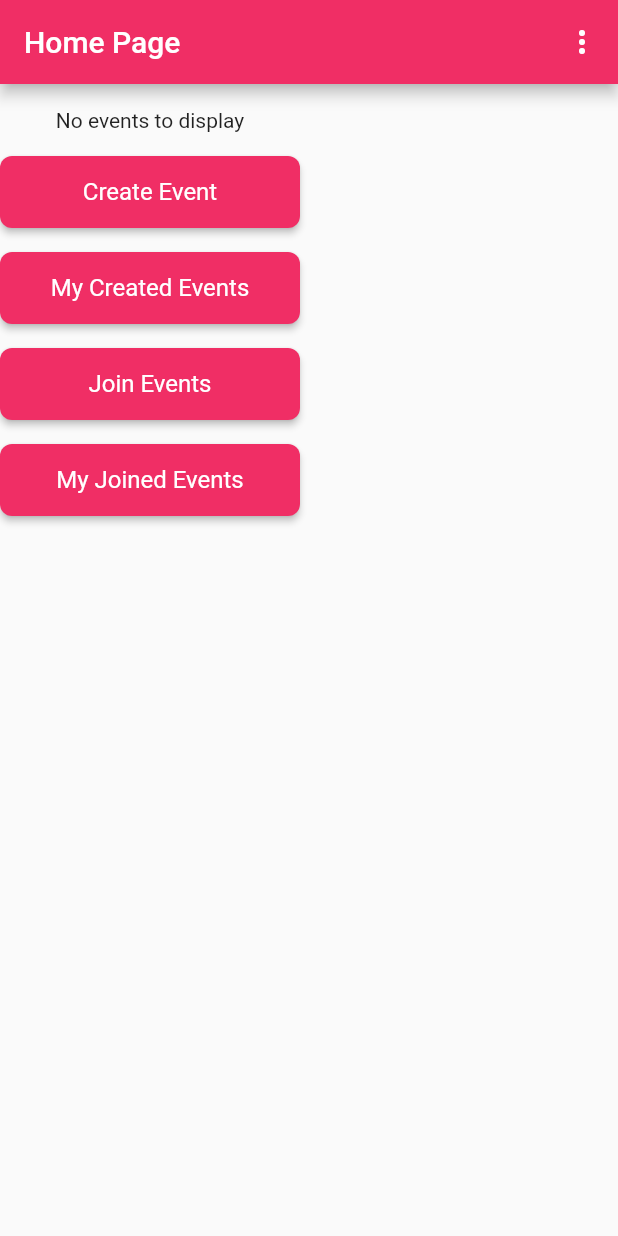
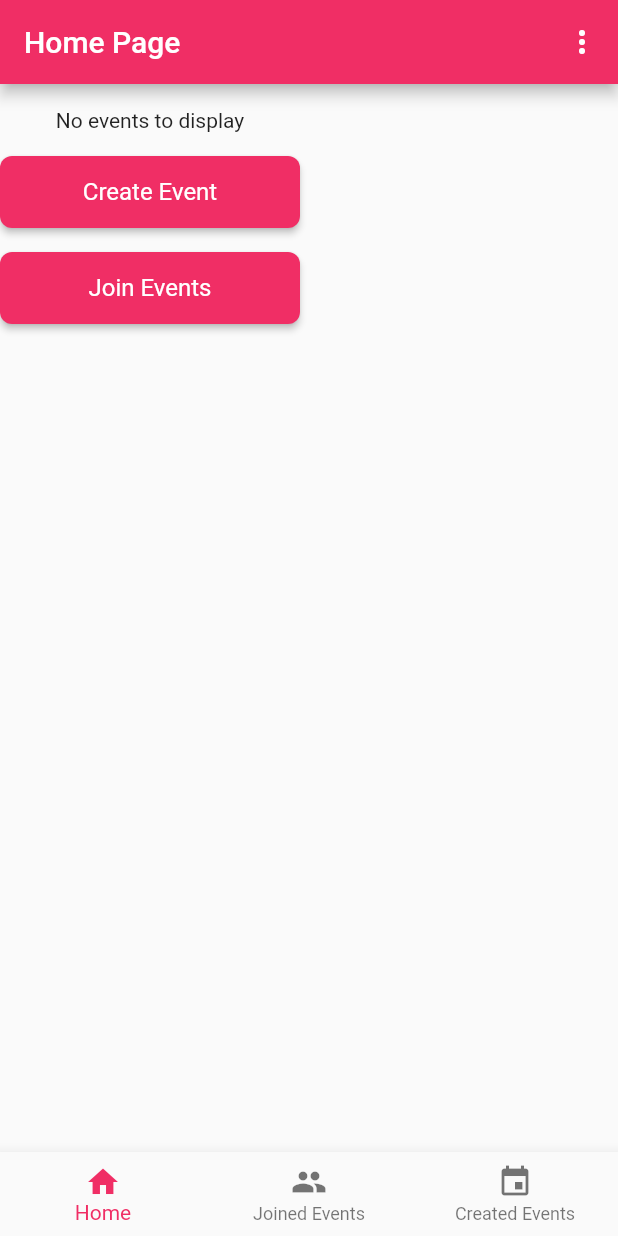
Before and after one commit to kgallego203/chipIn-eventPlanning-and-management-app, a Flutter app: the HomePage screen opened directly, on a phone screen of 412 x 824 dp. Run offline on Flutter 3.47's test engine with Material 2 defaults, Android fonts, the phone set to English and light mode, and no system bars; our stand-ins replace appwrite, carousel_slider; network calls fail.

Commit message:
edit the home_screen and it should contain bottom navigation bar items

```diff
--- a/lib/features/home/home_screen.dart
+++ b/lib/features/home/home_screen.dart
@@ -4,19 +4,27 @@ import 'package:chip_in/features/auth/view/authentication_screen.dart';
 import 'package:chip_in/features/events/models/event_model.dart';
 import 'package:chip_in/features/events/services/event_service.dart';
 import 'package:chip_in/features/events/view/event_creation_screen.dart';
+import 'package:chip_in/features/events/view/events_joining_screen.dart';
 import 'package:chip_in/features/events/view/my_created_events_screen.dart';
-import 'package:chip_in/features/events/view/events_joining_screen.dart';
 import 'package:chip_in/features/events/view/my_joined_events_screen.dart';
 import 'package:chip_in/features/events/widgets/event_card.dart';
 import 'package:chip_in/features/profile/view/profile_screen.dart';
 import 'package:chip_in/themes/palette.dart';
 import 'package:flutter/material.dart';
 
-class HomePage extends StatelessWidget {
+class HomePage extends StatefulWidget {
   const HomePage({Key? key}) : super(key: key);
 
   @override
+  _HomePageState createState() => _HomePageState();
+}
+
+class HomePageLayout extends StatelessWidget {
+  const HomePageLayout({Key? key}) : super(key: key);
+
+  @override
   Widget build(BuildContext context) {
+    // Content of your homepage here
     final buttonStyle = ElevatedButton.styleFrom(
       backgroundColor: Pallete.primary100,
       textStyle: const TextStyle(
@@ -29,6 +37,97 @@ class HomePage extends StatelessWidget {
       minimumSize: const Size(200, 48), // Fixed button size
     );
 
+    return Column(
+      children: [
+        const SizedBox(
+          height: 16,
+        ),
+        FutureBuilder<List<MyEventModel>>(
+          future: EventService.getAllEvents(),
+          builder: (context, snapshot) {
+            if (snapshot.hasData) {
+              final events = snapshot.data!;
+              if (events.isEmpty) {
+                return const Text('No events to display');
+              }
+              return CarouselSlider.builder(
+                itemCount: events.length,
+                itemBuilder: (context, index, _) {
+                  return EventCard(event: events[index]);
+                },
+                options: CarouselOptions(
+                  height: 400,
+                  viewportFraction: 0.8,
+                  enlargeCenterPage: true,
+                  enableInfiniteScroll: true,
+                  autoPlay: true,
+                  autoPlayInterval: const Duration(seconds: 5),
+                  autoPlayCurve: Curves.fastOutSlowIn,
+                ),
+              );
+            } else if (snapshot.hasError) {
+              return Text('Error: ${snapshot.error}');
+            } else {
+              return const CircularProgressIndicator();
+            }
+          },
+        ),
+        const SizedBox(
+          height: 16,
+        ),
+        ElevatedButton(
+          onPressed: () {
+            Navigator.push(
+              context,
+              MaterialPageRoute(
+                builder: (context) => EventCreationScreen(
+                  eventService: EventService(),
+                ),
+              ),
+            );
+          },
+          child: const Text('Create Event'),
+          style: buttonStyle,
+        ),
+        const SizedBox(
+          height: 16,
+        ),
+        ElevatedButton(
+          onPressed: () {
+            Navigator.push(
+              context,
+              MaterialPageRoute(
+                builder: (context) => JoinEventsScreen(
+                  eventService: EventService(),
+                ),
+              ),
+            );
+          },
+          child: const Text('Join Events'),
+          style: buttonStyle,
+        ),
+      ],
+    );
+  }
+}
+
+class _HomePageState extends State<HomePage> {
+  int _selectedIndex = 0;
+
+  List<Widget> _widgetOptions = <Widget>[
+    HomePageLayout(),
+    MyJoinedEventsScreen(eventService: EventService()),
+    MyCreatedEventsScreen(eventService: EventService()),
+  ];
+
+  void _onItemTapped(int index) {
+    setState(() {
+      _selectedIndex = index;
+    });
+  }
+
+  @override
+  Widget build(BuildContext context) {
     return Theme(
       data: ThemeData(
         colorScheme: ColorScheme.fromSwatch().copyWith(
@@ -46,7 +145,17 @@ class HomePage extends StatelessWidget {
           ),
         ),
         elevatedButtonTheme: ElevatedButtonThemeData(
-          style: buttonStyle,
+          style: ElevatedButton.styleFrom(
+            backgroundColor: Pallete.primary100,
+            textStyle: const TextStyle(
+              color: Pallete.neutral0,
+              fontSize: 16,
+            ),
+            shape: RoundedRectangleBorder(
+              borderRadius: BorderRadius.circular(8),
+            ),
+            minimumSize: const Size(200, 48), // Fixed button size
+          ),
         ),
       ),
       child: Scaffold(
@@ -99,110 +208,25 @@ class HomePage extends StatelessWidget {
             ),
           ],
         ),
-        body: Column(
-          children: [
-            const SizedBox(
-              height: 16,
+        body: _widgetOptions.elementAt(_selectedIndex),
+        bottomNavigationBar: BottomNavigationBar(
+          items: const <BottomNavigationBarItem>[
+            BottomNavigationBarItem(
+              icon: Icon(Icons.home),
+              label: 'Home',
             ),
-            FutureBuilder<List<MyEventModel>>(
-              future: EventService.getAllEvents(),
-              builder: (context, snapshot) {
-                if (snapshot.hasData) {
-                  final events = snapshot.data!;
-                  if (events.isEmpty) {
-                    return const Text('No events to display');
-                  }
-                  return CarouselSlider.builder(
-                    itemCount: events.length,
-                    itemBuilder: (context, index, _) {
-                      return EventCard(event: events[index]);
-                    },
-                    options: CarouselOptions(
-                      height: 400,
-                      viewportFraction: 0.8,
-                      enlargeCenterPage: true,
-                      enableInfiniteScroll: true,
-                      autoPlay: true,
-                      autoPlayInterval: const Duration(seconds: 5),
-                      autoPlayCurve: Curves.fastOutSlowIn,
-                    ),
-                  );
-                } else if (snapshot.hasError) {
-                  return Text('Error: ${snapshot.error}');
-                } else {
-                  return const CircularProgressIndicator();
-                }
-              },
+            BottomNavigationBarItem(
+              icon: Icon(Icons.people),
+              label: 'Joined Events',
             ),
-            const SizedBox(
-              height: 16,
-            ),
-            ElevatedButton(
-              onPressed: () {
-                Navigator.push(
-                  context,
-                  MaterialPageRoute(
-                    builder: (context) => EventCreationScreen(
-                      eventService: EventService(),
-                    ),
-                  ),
-                );
-              },
-              child: const Text('Create Event'),
-              style: buttonStyle,
-            ),
-            const SizedBox(
-              height: 16,
-            ),
-            ElevatedButton(
-              onPressed: () {
-                Navigator.push(
-                  context,
-                  MaterialPageRoute(
-                    builder: (context) => MyCreatedEventsScreen(
-                      eventService: EventService(),
-                    ),
-                  ),
-                );
-              },
-              child: const Text('My Created Events'),
-              style: buttonStyle,
-            ),
-            const SizedBox(
-              height: 16,
-            ),
-            ElevatedButton(
-              onPressed: () {
-                Navigator.push(
-                  context,
-                  MaterialPageRoute(
-                    builder: (context) => JoinEventsScreen(
-                      eventService: EventService(),
-                    ),
-                  ),
-                );
-              },
-              child: const Text('Join Events'),
-              style: buttonStyle,
-            ),
-            const SizedBox(
-              height: 16,
-            ),
-            ElevatedButton(
-              onPressed: () {
-                Navigator.push(
-                  context,
-                  MaterialPageRoute(
-                    builder: (context) => MyJoinedEventsScreen(
-                      eventService: EventService(),
-                    ),
-                  ),
-                );
-              },
-              style: buttonStyle,
-              child: const Text('My Joined Events'),
+            BottomNavigationBarItem(
+              icon: Icon(Icons.event),
+              label: 'Created Events',
             ),
           ],
+          currentIndex: _selectedIndex,
+          selectedItemColor: Theme.of(context).primaryColor,
+          onTap: _onItemTapped,
         ),
       ),
     );
```
